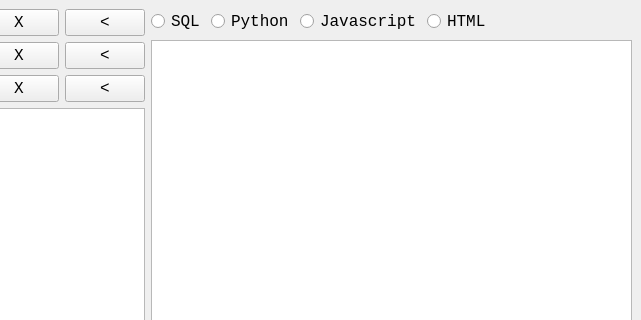
Old version of the form mainwindow.ui in the repository grigvlwork/pool_may_2024; both pictures show x 345 to 986 and y 0 to 320 of the 986 by 483 pixel window.
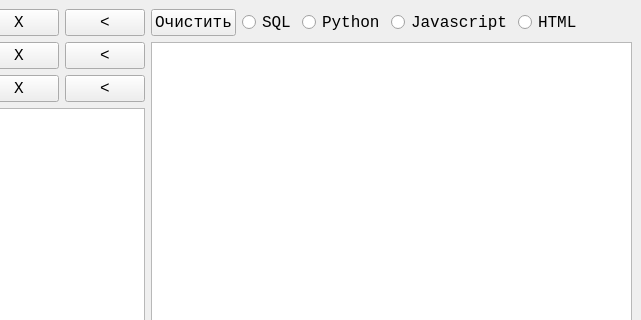
New version of the form.

Commit message: Добавил кнопку очистки ответов

What changed in the file:
```diff
--- a/mainwindow.ui
+++ b/mainwindow.ui
@@ -194,6 +194,19 @@
        <layout class="QVBoxLayout" name="verticalLayout_2">
         <item>
          <layout class="QHBoxLayout" name="horizontalLayout_4">
+          <item>
+           <widget class="QPushButton" name="clear_hints_btn">
+            <property name="font">
+             <font>
+              <family>Consolas</family>
+              <pointsize>12</pointsize>
+             </font>
+            </property>
+            <property name="text">
+             <string>Очистить</string>
+            </property>
+           </widget>
+          </item>
           <item>
            <widget class="QRadioButton" name="sql_env_rb">
             <property name="font">
```
The commit also changes 3 other files.
